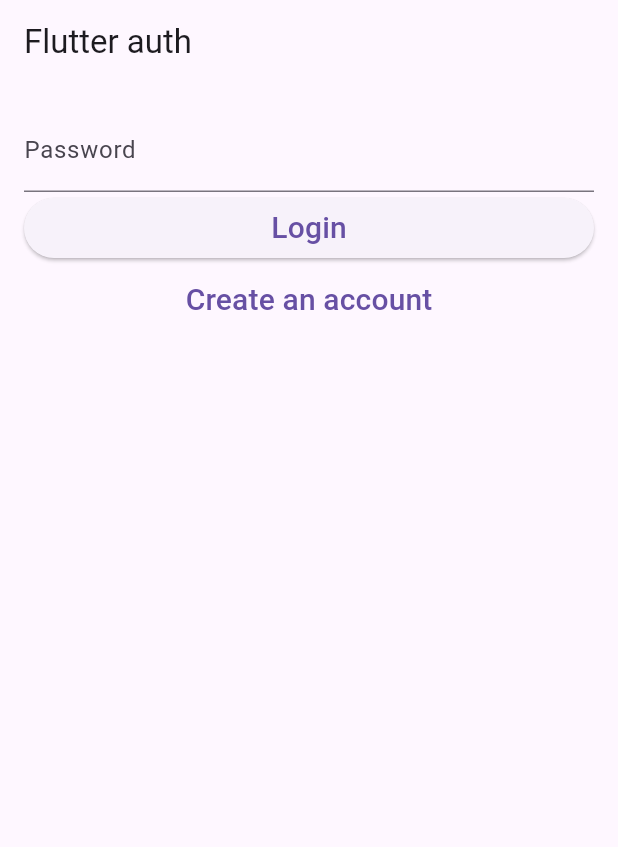
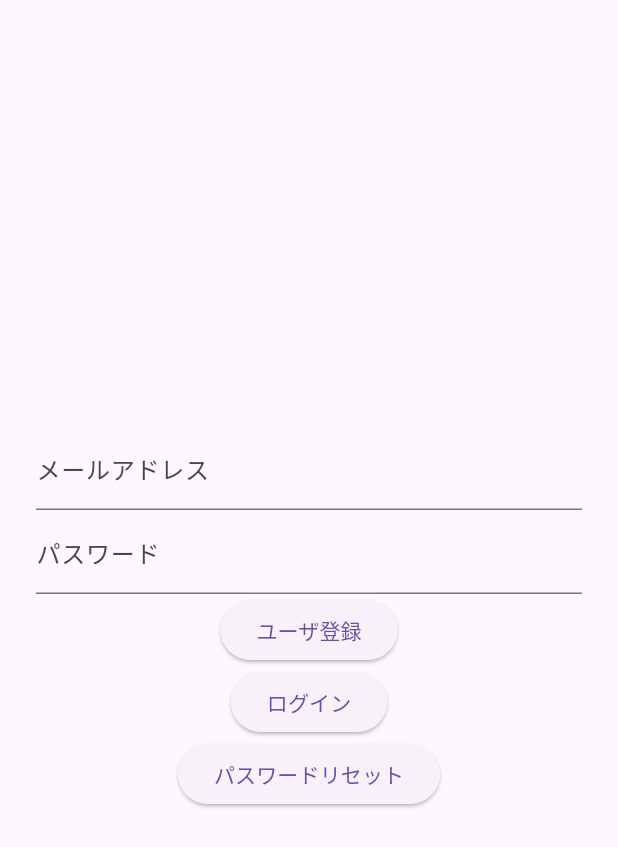
Before and after one commit to koichi2426/reading_promotion_app, a Flutter app: the screen it shows after launch, on a phone screen of 412 x 824 dp. Shown: the top 847 px of the screen. Run offline on Flutter 3.47's test engine with Material 3 defaults, Android fonts, the phone set to English and light mode, and no system bars; our stand-ins replace awesome_dialog, cloud_firestore, envied, firebase_auth, firebase_core, firebase_storage and 1 more; missing offline and left inert: dart:html, simple_barcode_scanner; accounts and stored records are empty.

Commit message:
ユーザ認証　通過

```diff
--- a/lib/login_page.dart
+++ b/lib/login_page.dart
@@ -1,4 +1,7 @@
 import 'package:flutter/material.dart';
+import 'package:firebase_core/firebase_core.dart';
+import 'firebase_options.dart';
+import 'package:cloud_firestore/cloud_firestore.dart';
 import 'package:firebase_auth/firebase_auth.dart';
 
 enum FormType { login, register }
@@ -9,124 +12,86 @@ class LoginPage extends StatefulWidget {
 }
 
 class _LoginPageState extends State<LoginPage> {
-  final formKey = new GlobalKey<FormState>();
-
-  String _email = 'test@test.com';
-  String _password = "";
-
-  FormType _formType = FormType.login;
-
-  bool validateAndSave() {
-    final form = formKey.currentState;
-    if (form!.validate()) {
-      form.save();
-      print('Form is valid. password: $_password');
-      return true;
-    } else {
-      print('Form is Invalid. password: $_password');
-      return false;
-    }
-  }
-
-  void validateAndSubmit() async {
-    if (validateAndSave()) {
-      try {
-        print('here come');
-        if (_formType == FormType.login) {
-          print('upper come');
-          final UserCredential = (await FirebaseAuth.instance
-              .signInWithEmailAndPassword(email: _email, password: _password));
-          final user = UserCredential.user;
-          if (user != null) {
-            print('Signed in: ${user.uid}');
-          } else {
-            print('Failed to sign in');
-          }
-        } else {
-          print('lower come');
-          final UserCredential = (await FirebaseAuth.instance
-              .signInWithEmailAndPassword(email: _email, password: _password));
-          final user = UserCredential.user;
-          if (user != null) {
-            print('Registered User: ${user.uid}');
-          } else {
-            print('Failed to register user');
-          }
-        }
-      } catch (e) {
-        print('Error user auth: $e');
-      }
-    }
-  }
-
-  void moveToRegister() {
-    setState(() {
-      _formType = FormType.register;
-    });
-  }
-
-  void moveToLogin() {
-    formKey.currentState?.reset();
-    setState(() {
-      _formType = FormType.login;
-    });
-  }
+  String _email = 'satohiji88@gmail.com';
+  String _password = '';
 
   @override
   Widget build(BuildContext context) {
-    return new Scaffold(
-      appBar: new AppBar(
-        title: new Text('Flutter auth'),
+    return Scaffold(
+      body: Center(
+        child: Container(
+          padding: const EdgeInsets.all(24),
+          child: Column(
+            mainAxisAlignment: MainAxisAlignment.center,
+            children: <Widget>[
+              // 1行目 メールアドレス入力用テキストフィールド
+              TextFormField(
+                decoration: const InputDecoration(labelText: 'メールアドレス'),
+                onChanged: (String value) {
+                  setState(() {
+                    _email = value;
+                  });
+                },
+              ),
+              // 2行目 パスワード入力用テキストフィールド
+              TextFormField(
+                decoration: const InputDecoration(labelText: 'パスワード'),
+                obscureText: true,
+                onChanged: (String value) {
+                  setState(() {
+                    _password = value;
+                  });
+                },
+              ),
+              // 3行目 ユーザ登録ボタン
+              ElevatedButton(
+                child: const Text('ユーザ登録'),
+                onPressed: () async {
+                  try {
+                    final User? user = (await FirebaseAuth.instance
+                            .createUserWithEmailAndPassword(
+                                email: _email, password: _password))
+                        .user;
+                    if (user != null)
+                      print("ユーザ登録しました ${user.email} , ${user.uid}");
+                  } catch (e) {
+                    print(e);
+                  }
+                },
+              ),
+              // 4行目 ログインボタン
+              ElevatedButton(
+                child: const Text('ログイン'),
+                onPressed: () async {
+                  try {
+                    // メール/パスワードでログイン
+                    final User? user = (await FirebaseAuth.instance
+                            .signInWithEmailAndPassword(
+                                email: _email, password: _password))
+                        .user;
+                    if (user != null)
+                      print("ログインしました　${user.email} , ${user.uid}");
+                  } catch (e) {
+                    print(e);
+                  }
+                },
+              ),
+              // 5行目 パスワードリセット登録ボタン
+              ElevatedButton(
+                  child: const Text('パスワードリセット'),
+                  onPressed: () async {
+                    try {
+                      await FirebaseAuth.instance
+                          .sendPasswordResetEmail(email: _email);
+                      print("パスワードリセット用のメールを送信しました");
+                    } catch (e) {
+                      print(e);
+                    }
+                  }),
+            ],
+          ),
+        ),
       ),
-      body: new Container(
-          padding: EdgeInsets.all(16.0),
-          child: new Form(
-              key: formKey,
-              child: new Column(
-                crossAxisAlignment: CrossAxisAlignment.stretch,
-                children: buildInputs() + buildSubmitButtons(),
-              ))),
     );
   }
-
-  List<Widget> buildInputs() {
-    return [
-      new TextFormField(
-        decoration: new InputDecoration(labelText: 'Password'),
-        obscureText: true,
-        validator: (value) =>
-            value == null || value.isEmpty ? 'Password can\'t be empty' : null,
-        onSaved: (value) => _password = value!,
-      ),
-    ];
-  }
-
-  List<Widget> buildSubmitButtons() {
-    if (_formType == FormType.login) {
-      return [
-        new ElevatedButton(
-          onPressed: validateAndSubmit,
-          child: new Text('Login', style: new TextStyle(fontSize: 20.0)),
-        ),
-        new TextButton(
-          onPressed: moveToRegister,
-          child: new Text('Create an account',
-              style: new TextStyle(fontSize: 20.0)),
-        ),
-      ];
-    } else {
-      return [
-        new ElevatedButton(
-          onPressed: validateAndSubmit,
-          child: new Text('Create an account',
-              style: new TextStyle(fontSize: 20.0)),
-        ),
-        new TextButton(
-          onPressed: moveToLogin,
-          child: new Text('Have an Account? Login',
-              style: new TextStyle(fontSize: 20.0)),
-        ),
-      ];
-    }
-  }
 }
```
Also changed, not shown: lib/main.dart (+8 -1 lines), 1 other file.
